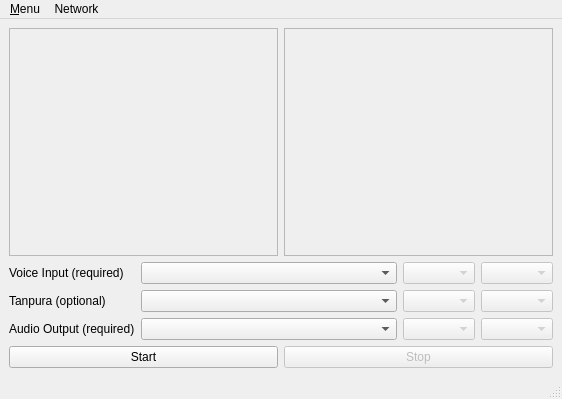
This is qcMainWindow.ui in utkarshayachit/MClassroom as Qt 5 draws it before an edit. The edited form follows.
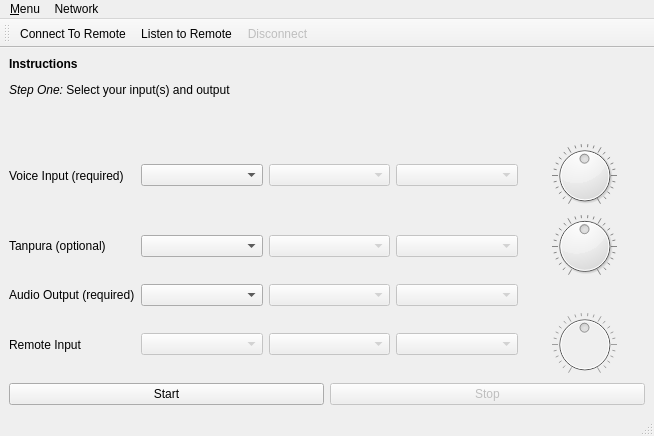
This is the edited form.

Commit message: Added gain control.

```diff
--- a/qcMainWindow.ui
+++ b/qcMainWindow.ui
@@ -6,8 +6,8 @@
    <rect>
     <x>0</x>
     <y>0</y>
-    <width>562</width>
-    <height>399</height>
+    <width>654</width>
+    <height>436</height>
    </rect>
   </property>
   <property name="windowTitle">
@@ -16,45 +16,17 @@
   <widget class="QWidget" name="centralwidget">
    <layout class="QVBoxLayout" name="verticalLayout" stretch="1,0,0">
     <item>
-     <layout class="QHBoxLayout" name="horizontalLayout">
-      <item>
-       <widget class="QFrame" name="frame">
-        <property name="frameShape">
-         <enum>QFrame::StyledPanel</enum>
-        </property>
-        <property name="frameShadow">
-         <enum>QFrame::Raised</enum>
-        </property>
-       </widget>
-      </item>
-      <item>
-       <widget class="QFrame" name="frame_2">
-        <property name="frameShape">
-         <enum>QFrame::StyledPanel</enum>
-        </property>
-        <property name="frameShadow">
-         <enum>QFrame::Raised</enum>
-        </property>
-       </widget>
-      </item>
-     </layout>
+     <widget class="QLabel" name="label_4">
+      <property name="text">
+       <string>&lt;html&gt;&lt;head/&gt;&lt;body&gt;&lt;p&gt;&lt;span style=&quot; font-weight:600;&quot;&gt;Instructions&lt;/span&gt;&lt;/p&gt;&lt;p&gt;&lt;span style=&quot; font-style:italic;&quot;&gt;Step One: &lt;/span&gt;Select your input(s) and output&lt;/p&gt;&lt;p&gt;&lt;br/&gt;&lt;/p&gt;&lt;/body&gt;&lt;/html&gt;</string>
+      </property>
+      <property name="alignment">
+       <set>Qt::AlignLeading|Qt::AlignLeft|Qt::AlignTop</set>
+      </property>
+     </widget>
     </item>
     <item>
-     <layout class="QGridLayout" name="gridLayout" columnstretch="0,1,0,0">
-      <item row="0" column="3">
-       <widget class="QComboBox" name="rateInput1">
-        <property name="enabled">
-         <bool>false</bool>
-        </property>
-       </widget>
-      </item>
-      <item row="2" column="3">
-       <widget class="QComboBox" name="rateOutput">
-        <property name="enabled">
-         <bool>false</bool>
-        </property>
-       </widget>
-      </item>
+     <layout class="QGridLayout" name="gridLayout" columnstretch="0,0,0,0,0">
       <item row="0" column="0">
        <widget class="QLabel" name="label">
         <property name="text">
@@ -62,8 +34,22 @@
         </property>
        </widget>
       </item>
-      <item row="0" column="1">
-       <widget class="QComboBox" name="audioInput1"/>
+      <item row="2" column="1">
+       <widget class="QComboBox" name="audioOutput">
+        <property name="sizeAdjustPolicy">
+         <enum>QComboBox::AdjustToMinimumContentsLength</enum>
+        </property>
+        <property name="minimumContentsLength">
+         <number>5</number>
+        </property>
+       </widget>
+      </item>
+      <item row="2" column="0">
+       <widget class="QLabel" name="label_3">
+        <property name="text">
+         <string>Audio Output (required)</string>
+        </property>
+       </widget>
       </item>
       <item row="1" column="0">
        <widget class="QLabel" name="label_2">
@@ -73,23 +59,71 @@
        </widget>
       </item>
       <item row="1" column="1">
-       <widget class="QComboBox" name="audioInput2"/>
+       <widget class="QComboBox" name="audioInput2">
+        <property name="sizeAdjustPolicy">
+         <enum>QComboBox::AdjustToMinimumContentsLength</enum>
+        </property>
+        <property name="minimumContentsLength">
+         <number>5</number>
+        </property>
+       </widget>
       </item>
-      <item row="2" column="0">
-       <widget class="QLabel" name="label_3">
-        <property name="text">
-         <string>Audio Output (required)</string>
+      <item row="1" column="4">
+       <widget class="QDial" name="gainInput2">
+        <property name="maximum">
+         <number>100</number>
         </property>
+        <property name="value">
+         <number>50</number>
+        </property>
+        <property name="invertedAppearance">
+         <bool>false</bool>
+        </property>
+        <property name="invertedControls">
+         <bool>false</bool>
+        </property>
+        <property name="wrapping">
+         <bool>false</bool>
+        </property>
+        <property name="notchesVisible">
+         <bool>true</bool>
+        </property>
        </widget>
       </item>
-      <item row="2" column="1">
-       <widget class="QComboBox" name="audioOutput"/>
+      <item row="0" column="4">
+       <widget class="QDial" name="gainInput1">
+        <property name="maximum">
+         <number>100</number>
+        </property>
+        <property name="value">
+         <number>50</number>
+        </property>
+        <property name="notchesVisible">
+         <bool>true</bool>
+        </property>
+       </widget>
       </item>
-      <item row="0" column="2">
-       <widget class="QComboBox" name="formatInput1">
+      <item row="0" column="1">
+       <widget class="QComboBox" name="audioInput1">
+        <property name="sizeAdjustPolicy">
+         <enum>QComboBox::AdjustToMinimumContentsLength</enum>
+        </property>
+        <property name="minimumContentsLength">
+         <number>5</number>
+        </property>
+       </widget>
+      </item>
+      <item row="2" column="3">
+       <widget class="QComboBox" name="rateOutput">
         <property name="enabled">
          <bool>false</bool>
         </property>
+        <property name="sizeAdjustPolicy">
+         <enum>QComboBox::AdjustToMinimumContentsLength</enum>
+        </property>
+        <property name="minimumContentsLength">
+         <number>5</number>
+        </property>
        </widget>
       </item>
       <item row="1" column="3">
@@ -97,6 +131,12 @@
         <property name="enabled">
          <bool>false</bool>
         </property>
+        <property name="sizeAdjustPolicy">
+         <enum>QComboBox::AdjustToMinimumContentsLength</enum>
+        </property>
+        <property name="minimumContentsLength">
+         <number>5</number>
+        </property>
        </widget>
       </item>
       <item row="2" column="2">
@@ -104,6 +144,38 @@
         <property name="enabled">
          <bool>false</bool>
         </property>
+        <property name="sizeAdjustPolicy">
+         <enum>QComboBox::AdjustToMinimumContentsLength</enum>
+        </property>
+        <property name="minimumContentsLength">
+         <number>5</number>
+        </property>
+       </widget>
+      </item>
+      <item row="0" column="2">
+       <widget class="QComboBox" name="formatInput1">
+        <property name="enabled">
+         <bool>false</bool>
+        </property>
+        <property name="sizeAdjustPolicy">
+         <enum>QComboBox::AdjustToMinimumContentsLength</enum>
+        </property>
+        <property name="minimumContentsLength">
+         <number>5</number>
+        </property>
+       </widget>
+      </item>
+      <item row="0" column="3">
+       <widget class="QComboBox" name="rateInput1">
+        <property name="enabled">
+         <bool>false</bool>
+        </property>
+        <property name="sizeAdjustPolicy">
+         <enum>QComboBox::AdjustToMinimumContentsLength</enum>
+        </property>
+        <property name="minimumContentsLength">
+         <number>5</number>
+        </property>
        </widget>
       </item>
       <item row="1" column="2">
@@ -111,6 +183,74 @@
         <property name="enabled">
          <bool>false</bool>
         </property>
+        <property name="sizeAdjustPolicy">
+         <enum>QComboBox::AdjustToMinimumContentsLength</enum>
+        </property>
+        <property name="minimumContentsLength">
+         <number>5</number>
+        </property>
+       </widget>
+      </item>
+      <item row="3" column="2">
+       <widget class="QComboBox" name="formatRemote">
+        <property name="enabled">
+         <bool>false</bool>
+        </property>
+        <property name="sizeAdjustPolicy">
+         <enum>QComboBox::AdjustToMinimumContentsLength</enum>
+        </property>
+        <property name="minimumContentsLength">
+         <number>5</number>
+        </property>
+       </widget>
+      </item>
+      <item row="3" column="3">
+       <widget class="QComboBox" name="rateRemote">
+        <property name="enabled">
+         <bool>false</bool>
+        </property>
+        <property name="sizeAdjustPolicy">
+         <enum>QComboBox::AdjustToMinimumContentsLength</enum>
+        </property>
+        <property name="minimumContentsLength">
+         <number>5</number>
+        </property>
+       </widget>
+      </item>
+      <item row="3" column="0">
+       <widget class="QLabel" name="label_5">
+        <property name="text">
+         <string>Remote Input</string>
+        </property>
+       </widget>
+      </item>
+      <item row="3" column="4">
+       <widget class="QDial" name="gainRemote">
+        <property name="enabled">
+         <bool>false</bool>
+        </property>
+        <property name="maximum">
+         <number>100</number>
+        </property>
+        <property name="value">
+         <number>50</number>
+        </property>
+        <property name="notchesVisible">
+         <bool>true</bool>
+        </property>
+       </widget>
+      </item>
+      <item row="3" column="1">
+       <widget class="QComboBox" name="audioRemote">
+        <property name="enabled">
+         <bool>false</bool>
+        </property>
+        <property name="sizeAdjustPolicy">
+         <enum>QComboBox::AdjustToMinimumContentsLength</enum>
+        </property>
+        <property name="minimumContentsLength">
+         <number>5</number>
+        </property>
        </widget>
       </item>
      </layout>
@@ -143,7 +283,7 @@
     <rect>
      <x>0</x>
      <y>0</y>
-     <width>562</width>
+     <width>654</width>
      <height>22</height>
     </rect>
    </property>
@@ -165,6 +305,20 @@
    <addaction name="menuNetwork"/>
   </widget>
   <widget class="QStatusBar" name="statusbar"/>
+  <widget class="QToolBar" name="toolBar">
+   <property name="windowTitle">
+    <string>toolBar</string>
+   </property>
+   <attribute name="toolBarArea">
+    <enum>TopToolBarArea</enum>
+   </attribute>
+   <attribute name="toolBarBreak">
+    <bool>false</bool>
+   </attribute>
+   <addaction name="actionConnect_To_Server"/>
+   <addaction name="actionStart_Server"/>
+   <addaction name="actionDisconnect"/>
+  </widget>
   <action name="actionExit">
    <property name="text">
     <string>E&amp;xit</string>
@@ -175,12 +329,12 @@
   </action>
   <action name="actionConnect_To_Server">
    <property name="text">
-    <string>Connect To Server</string>
+    <string>Connect To Remote</string>
    </property>
   </action>
   <action name="actionStart_Server">
    <property name="text">
-    <string>Start Server</string>
+    <string>Listen to Remote</string>
    </property>
   </action>
   <action name="actionDisconnect">
```
Left out of the diff: 2 changed lines with no effect on the pictures. The commit also changes 4 other files.
